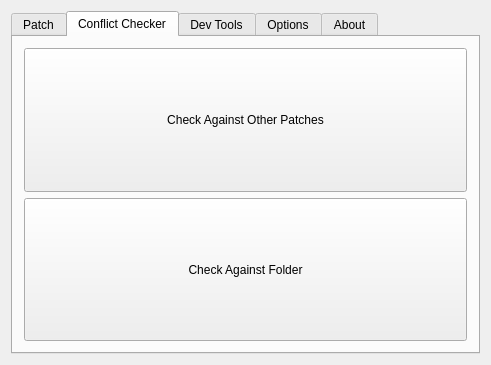
Before: the Qt Designer form Hexagon_GUI/Main_Window.ui in Coolcord/Hexagon, drawn with Qt 5.
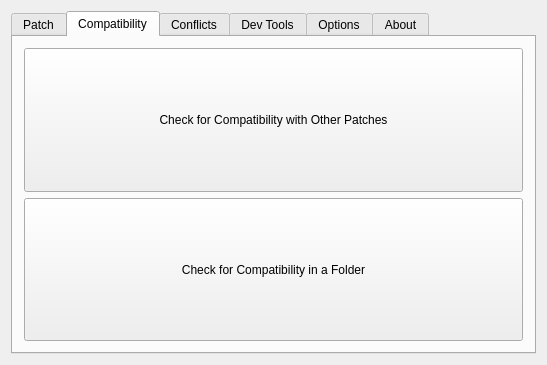
After: the same form once the commit is applied. The open tabs and pages were chosen to show the change.

Commit message: Added a tab to check compatibility between patches

```diff
--- a/Hexagon_GUI/Main_Window.ui
+++ b/Hexagon_GUI/Main_Window.ui
@@ -6,7 +6,7 @@
    <rect>
     <x>0</x>
     <y>0</y>
-    <width>491</width>
+    <width>547</width>
     <height>365</height>
    </rect>
   </property>
@@ -54,7 +54,40 @@
      </widget>
      <widget class="QWidget" name="tabConflictChecker">
       <attribute name="title">
-       <string>Conflict Checker</string>
+       <string>Compatibility</string>
+      </attribute>
+      <layout class="QVBoxLayout" name="verticalLayout_4">
+       <item>
+        <widget class="QPushButton" name="btnCompatibilityCheckAgainstOtherPatches">
+         <property name="sizePolicy">
+          <sizepolicy hsizetype="Minimum" vsizetype="MinimumExpanding">
+           <horstretch>0</horstretch>
+           <verstretch>0</verstretch>
+          </sizepolicy>
+         </property>
+         <property name="text">
+          <string>Check for Compatibility with Other Patches</string>
+         </property>
+        </widget>
+       </item>
+       <item>
+        <widget class="QPushButton" name="btnCompatibilityCheckAgainstFolder">
+         <property name="sizePolicy">
+          <sizepolicy hsizetype="Minimum" vsizetype="MinimumExpanding">
+           <horstretch>0</horstretch>
+           <verstretch>0</verstretch>
+          </sizepolicy>
+         </property>
+         <property name="text">
+          <string>Check for Compatibility in a Folder</string>
+         </property>
+        </widget>
+       </item>
+      </layout>
+     </widget>
+     <widget class="QWidget" name="tabConflicts">
+      <attribute name="title">
+       <string>Conflicts</string>
       </attribute>
       <layout class="QVBoxLayout" name="verticalLayout_6">
        <item>
```
Left out of the diff: 26 changed lines with no effect on the pictures. The commit also changes 13 other files.
